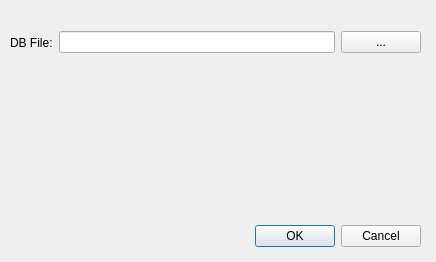
The window that optionsdialog.ui (plainoldprogrammer/yasm) describes before a commit, drawn with Qt 5.
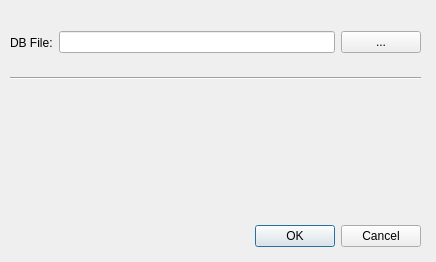
The same window after the commit.

Commit message: adding an horizontal line in the options dialog

```diff
--- a/optionsdialog.ui
+++ b/optionsdialog.ui
@@ -29,7 +29,7 @@
     <set>QDialogButtonBox::Cancel|QDialogButtonBox::Ok</set>
    </property>
   </widget>
-  <widget class="QWidget" name="">
+  <widget class="QWidget" name="layoutWidget">
    <property name="geometry">
     <rect>
      <x>10</x>
@@ -58,6 +58,19 @@
     </item>
    </layout>
   </widget>
+  <widget class="Line" name="line">
+   <property name="geometry">
+    <rect>
+     <x>10</x>
+     <y>70</y>
+     <width>411</width>
+     <height>16</height>
+    </rect>
+   </property>
+   <property name="orientation">
+    <enum>Qt::Horizontal</enum>
+   </property>
+  </widget>
  </widget>
  <resources/>
  <connections>
```
